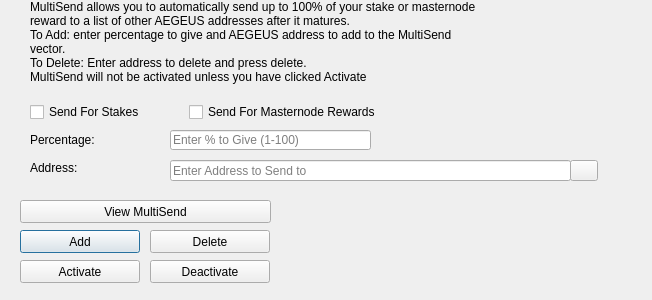
AegeusCoin/aegeus, file src/qt/forms/multisenddialog.ui: the form before one commit.
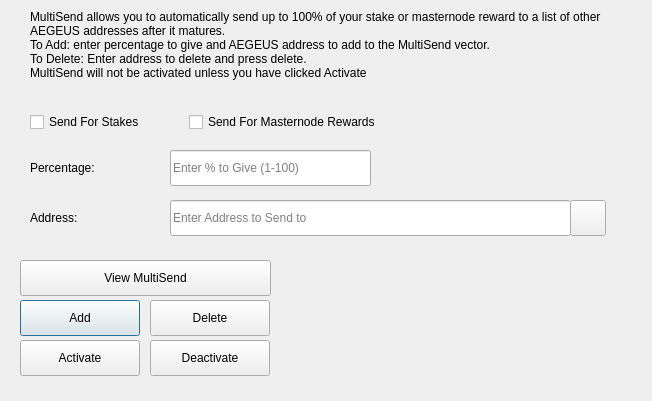
The form after the commit. Icons and pictures are not drawn.

The edit to the form file:
```diff
--- a/src/qt/forms/multisenddialog.ui
+++ b/src/qt/forms/multisenddialog.ui
@@ -10,7 +10,7 @@
     <x>0</x>
     <y>0</y>
     <width>652</width>
-    <height>300</height>
+    <height>401</height>
    </rect>
   </property>
   <property name="windowTitle">
@@ -20,11 +20,23 @@
    <property name="geometry">
     <rect>
      <x>170</x>
-     <y>130</y>
+     <y>150</y>
      <width>201</width>
-     <height>20</height>
+     <height>36</height>
     </rect>
    </property>
+   <property name="minimumSize">
+    <size>
+     <width>0</width>
+     <height>36</height>
+    </size>
+   </property>
+   <property name="maximumSize">
+    <size>
+     <width>16777215</width>
+     <height>36</height>
+    </size>
+   </property>
    <property name="toolTip">
     <string>Enter whole numbers 1 - 100</string>
    </property>
@@ -36,11 +48,23 @@
    <property name="geometry">
     <rect>
      <x>170</x>
-     <y>160</y>
+     <y>200</y>
      <width>401</width>
-     <height>21</height>
+     <height>36</height>
     </rect>
    </property>
+   <property name="minimumSize">
+    <size>
+     <width>0</width>
+     <height>36</height>
+    </size>
+   </property>
+   <property name="maximumSize">
+    <size>
+     <width>16777215</width>
+     <height>36</height>
+    </size>
+   </property>
    <property name="toolTip">
     <string/>
    </property>
@@ -52,9 +76,9 @@
    <property name="geometry">
     <rect>
      <x>30</x>
-     <y>0</y>
-     <width>451</width>
-     <height>121</height>
+     <y>10</y>
+     <width>601</width>
+     <height>81</height>
     </rect>
    </property>
    <property name="lineWidth">
@@ -76,10 +100,10 @@
   <widget class="QLabel" name="message">
    <property name="geometry">
     <rect>
-     <x>290</x>
-     <y>200</y>
+     <x>280</x>
+     <y>260</y>
      <width>351</width>
-     <height>91</height>
+     <height>101</height>
     </rect>
    </property>
    <property name="text">
@@ -90,11 +114,23 @@
    <property name="geometry">
     <rect>
      <x>20</x>
-     <y>230</y>
+     <y>300</y>
      <width>120</width>
-     <height>23</height>
+     <height>36</height>
     </rect>
    </property>
+   <property name="minimumSize">
+    <size>
+     <width>36</width>
+     <height>36</height>
+    </size>
+   </property>
+   <property name="maximumSize">
+    <size>
+     <width>16777215</width>
+     <height>36</height>
+    </size>
+   </property>
    <property name="toolTip">
     <string/>
    </property>
@@ -104,32 +140,68 @@
    <property name="text">
     <string>Add</string>
    </property>
+   <property name="iconSize">
+    <size>
+     <width>36</width>
+     <height>36</height>
+    </size>
+   </property>
   </widget>
   <widget class="QPushButton" name="disableButton">
    <property name="geometry">
     <rect>
      <x>150</x>
-     <y>260</y>
+     <y>340</y>
      <width>120</width>
-     <height>23</height>
+     <height>36</height>
     </rect>
    </property>
+   <property name="minimumSize">
+    <size>
+     <width>36</width>
+     <height>36</height>
+    </size>
+   </property>
+   <property name="maximumSize">
+    <size>
+     <width>16777215</width>
+     <height>36</height>
+    </size>
+   </property>
    <property name="statusTip">
     <string>Deactivate MultiSend</string>
    </property>
    <property name="text">
     <string>Deactivate</string>
    </property>
+   <property name="iconSize">
+    <size>
+     <width>36</width>
+     <height>36</height>
+    </size>
+   </property>
   </widget>
   <widget class="QPushButton" name="addressBookButton">
    <property name="geometry">
     <rect>
      <x>570</x>
-     <y>160</y>
-     <width>28</width>
-     <height>21</height>
+     <y>200</y>
+     <width>36</width>
+     <height>36</height>
     </rect>
    </property>
+   <property name="sizePolicy">
+    <sizepolicy hsizetype="Minimum" vsizetype="Expanding">
+     <horstretch>0</horstretch>
+     <verstretch>0</verstretch>
+    </sizepolicy>
+   </property>
+   <property name="minimumSize">
+    <size>
+     <width>36</width>
+     <height>36</height>
+    </size>
+   </property>
    <property name="toolTip">
     <string>Choose an address from the address book</string>
    </property>
@@ -140,6 +212,12 @@
     <iconset resource="../aegeus.qrc">
      <normaloff>:/icons/address-book</normaloff>:/icons/address-book</iconset>
    </property>
+   <property name="iconSize">
+    <size>
+     <width>36</width>
+     <height>36</height>
+    </size>
+   </property>
    <property name="shortcut">
     <string>Alt+A</string>
    </property>
@@ -151,11 +229,17 @@
    <property name="geometry">
     <rect>
      <x>30</x>
-     <y>130</y>
+     <y>150</y>
      <width>121</width>
-     <height>20</height>
+     <height>36</height>
     </rect>
    </property>
+   <property name="minimumSize">
+    <size>
+     <width>0</width>
+     <height>36</height>
+    </size>
+   </property>
    <property name="toolTip">
     <string>Percentage of stake to send</string>
    </property>
@@ -167,11 +251,17 @@
    <property name="geometry">
     <rect>
      <x>30</x>
-     <y>160</y>
+     <y>200</y>
      <width>111</width>
-     <height>16</height>
+     <height>36</height>
     </rect>
    </property>
+   <property name="minimumSize">
+    <size>
+     <width>0</width>
+     <height>36</height>
+    </size>
+   </property>
    <property name="toolTip">
     <string>Address to send portion of stake to</string>
    </property>
@@ -183,11 +273,23 @@
    <property name="geometry">
     <rect>
      <x>150</x>
-     <y>230</y>
+     <y>300</y>
      <width>120</width>
-     <height>23</height>
+     <height>36</height>
     </rect>
    </property>
+   <property name="minimumSize">
+    <size>
+     <width>36</width>
+     <height>36</height>
+    </size>
+   </property>
+   <property name="maximumSize">
+    <size>
+     <width>16777215</width>
+     <height>36</height>
+    </size>
+   </property>
    <property name="toolTip">
     <string/>
    </property>
@@ -197,32 +299,68 @@
    <property name="text">
     <string>Delete</string>
    </property>
+   <property name="iconSize">
+    <size>
+     <width>36</width>
+     <height>36</height>
+    </size>
+   </property>
   </widget>
   <widget class="QPushButton" name="activateButton">
    <property name="geometry">
     <rect>
      <x>20</x>
-     <y>260</y>
+     <y>340</y>
      <width>120</width>
-     <height>23</height>
+     <height>36</height>
     </rect>
    </property>
+   <property name="minimumSize">
+    <size>
+     <width>36</width>
+     <height>36</height>
+    </size>
+   </property>
+   <property name="maximumSize">
+    <size>
+     <width>16777215</width>
+     <height>36</height>
+    </size>
+   </property>
    <property name="statusTip">
     <string>Activate MultiSend</string>
    </property>
    <property name="text">
     <string>Activate</string>
    </property>
+   <property name="iconSize">
+    <size>
+     <width>36</width>
+     <height>36</height>
+    </size>
+   </property>
   </widget>
   <widget class="QPushButton" name="viewButton">
    <property name="geometry">
     <rect>
      <x>20</x>
-     <y>200</y>
+     <y>260</y>
      <width>251</width>
-     <height>23</height>
+     <height>36</height>
     </rect>
    </property>
+   <property name="minimumSize">
+    <size>
+     <width>36</width>
+     <height>36</height>
+    </size>
+   </property>
+   <property name="maximumSize">
+    <size>
+     <width>16777215</width>
+     <height>36</height>
+    </size>
+   </property>
    <property name="toolTip">
     <string/>
    </property>
@@ -232,12 +370,18 @@
    <property name="text">
     <string>View MultiSend</string>
    </property>
+   <property name="iconSize">
+    <size>
+     <width>36</width>
+     <height>36</height>
+    </size>
+   </property>
   </widget>
   <widget class="QWidget" name="horizontalLayoutWidget">
    <property name="geometry">
     <rect>
      <x>30</x>
-     <y>100</y>
+     <y>110</y>
      <width>351</width>
      <height>24</height>
     </rect>
```
Left out of the diff: 6 changed lines with no effect on the pictures.
